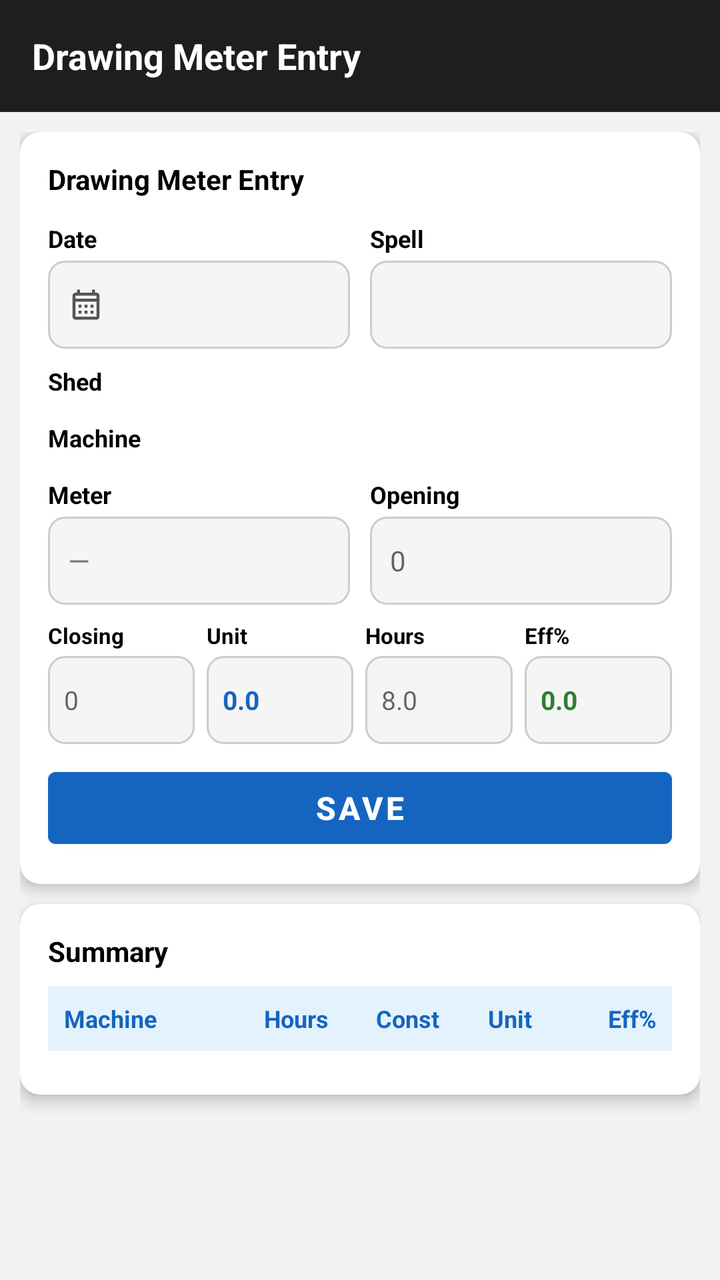
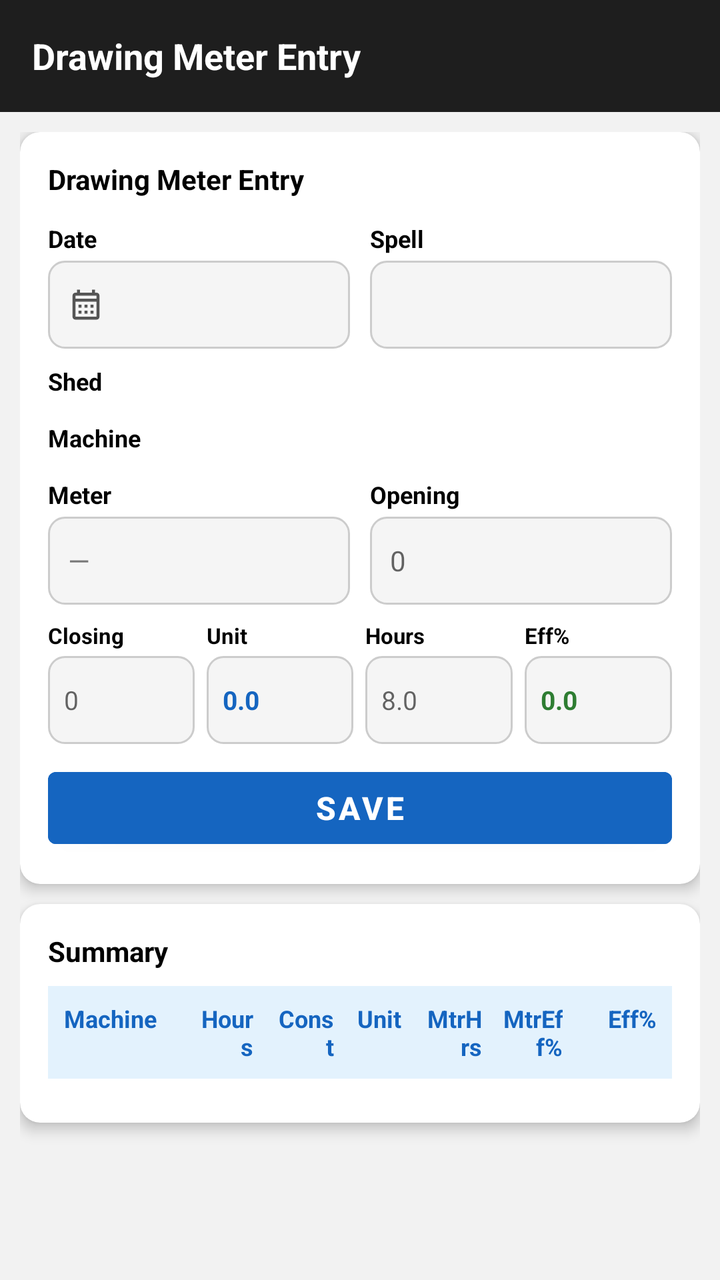

Compare the two renders of this Android layout. The source of the first and the diff that turns it into the second are given below.
<!-- AndroidManifest.xml: application theme Theme.MyHrms -->
<!-- res/layout/activity_drawing_meter_entry.xml -->
<?xml version="1.0" encoding="utf-8"?>
<LinearLayout xmlns:android="http://schemas.android.com/apk/res/android"
    xmlns:app="http://schemas.android.com/apk/res-auto"
    android:layout_width="match_parent"
    android:layout_height="match_parent"
    android:orientation="vertical"
    android:background="#F2F2F2">

    <androidx.appcompat.widget.Toolbar
        android:id="@+id/toolbar"
        android:layout_width="match_parent"
        android:layout_height="?attr/actionBarSize"
        android:background="#1E1E1E"
        app:titleTextColor="@color/white">
        <TextView
            android:layout_width="wrap_content"
            android:layout_height="wrap_content"
            android:text="Drawing Meter Entry"
            android:textColor="#FFFFFF"
            android:textSize="18sp"
            android:textStyle="bold" />
    </androidx.appcompat.widget.Toolbar>

    <androidx.core.widget.NestedScrollView
        android:layout_width="match_parent"
        android:layout_height="match_parent"
        android:fillViewport="true">

        <LinearLayout
            android:layout_width="match_parent"
            android:layout_height="wrap_content"
            android:orientation="vertical"
            android:padding="10dp">

            
            <androidx.cardview.widget.CardView
                android:layout_width="match_parent"
                android:layout_height="wrap_content"
                android:layout_marginBottom="10dp"
                app:cardCornerRadius="10dp"
                app:cardElevation="4dp"
                app:cardBackgroundColor="#FFFFFF">

                <LinearLayout
                    android:layout_width="match_parent"
                    android:layout_height="wrap_content"
                    android:orientation="vertical"
                    android:padding="14dp">

                    <TextView
                        android:layout_width="wrap_content"
                        android:layout_height="wrap_content"
                        android:text="Drawing Meter Entry"
                        android:textSize="14sp"
                        android:textStyle="bold"
                        android:textColor="#000000"
                        android:layout_marginBottom="12dp"/>

                    
                    <LinearLayout
                        android:layout_width="match_parent"
                        android:layout_height="wrap_content"
                        android:orientation="horizontal"
                        android:baselineAligned="false"
                        android:layout_marginBottom="8dp">

                        <LinearLayout
                            android:layout_width="0dp"
                            android:layout_height="wrap_content"
                            android:layout_weight="1"
                            android:orientation="vertical"
                            android:layout_marginEnd="5dp">
                            <TextView
                                android:layout_width="wrap_content"
                                android:layout_height="wrap_content"
                                android:text="Date"
                                android:textColor="#000000"
                                android:textSize="12sp"
                                android:textStyle="bold"
                                android:layout_marginBottom="3dp"/>
                            <LinearLayout
                                android:id="@+id/btnEntryDate"
                                android:layout_width="match_parent"
                                android:layout_height="44dp"
                                android:background="@drawable/bg_input_rounded_light"
                                android:gravity="center_vertical"
                                android:orientation="horizontal"
                                android:paddingStart="10dp"
                                android:paddingEnd="10dp"
                                android:clickable="true"
                                android:focusable="true">
                                <ImageView
                                    android:layout_width="18dp"
                                    android:layout_height="18dp"
                                    android:src="@drawable/ic_calendar"
                                    android:layout_marginEnd="6dp"
                                    app:tint="#555555"/>
                                <TextView
                                    android:id="@+id/tvEntryDate"
                                    android:layout_width="0dp"
                                    android:layout_height="wrap_content"
                                    android:layout_weight="1"
                                    android:textColor="#1E1E1E"
                                    android:textSize="14sp"/>
                            </LinearLayout>
                        </LinearLayout>

                        <LinearLayout
                            android:layout_width="0dp"
                            android:layout_height="wrap_content"
                            android:layout_weight="1"
                            android:orientation="vertical"
                            android:layout_marginStart="5dp">
                            <TextView
                                android:layout_width="wrap_content"
                                android:layout_height="wrap_content"
                                android:text="Spell"
                                android:textColor="#000000"
                                android:textSize="12sp"
                                android:textStyle="bold"
                                android:layout_marginBottom="3dp"/>
                            <Spinner
                                android:id="@+id/spEntrySpell"
                                android:layout_width="match_parent"
                                android:layout_height="44dp"
                                android:background="@drawable/bg_input_rounded_light"
                                android:paddingStart="10dp"
                                android:paddingEnd="10dp"/>
                        </LinearLayout>
                    </LinearLayout>

                    
                    <TextView
                        android:layout_width="wrap_content"
                        android:layout_height="wrap_content"
                        android:text="Shed"
                        android:textColor="#000000"
                        android:textSize="12sp"
                        android:textStyle="bold"
                        android:layout_marginBottom="4dp"/>

                    <HorizontalScrollView
                        android:layout_width="match_parent"
                        android:layout_height="wrap_content"
                        android:scrollbars="none"
                        android:layout_marginBottom="4dp">
                        <LinearLayout
                            android:id="@+id/llShedButtons"
                            android:layout_width="wrap_content"
                            android:layout_height="wrap_content"
                            android:orientation="horizontal"
                            android:paddingBottom="4dp"/>
                    </HorizontalScrollView>

                    <TextView
                        android:id="@+id/tvShedStatus"
                        android:layout_width="wrap_content"
                        android:layout_height="wrap_content"
                        android:text=""
                        android:textSize="12sp"
                        android:textColor="#777777"
                        android:layout_marginBottom="8dp"
                        android:visibility="gone"/>

                    
                    <TextView
                        android:layout_width="wrap_content"
                        android:layout_height="wrap_content"
                        android:text="Machine"
                        android:textColor="#000000"
                        android:textSize="12sp"
                        android:textStyle="bold"
                        android:layout_marginBottom="4dp"/>

                    <HorizontalScrollView
                        android:layout_width="match_parent"
                        android:layout_height="wrap_content"
                        android:scrollbars="none"
                        android:layout_marginBottom="4dp">
                        <LinearLayout
                            android:id="@+id/llMachineButtons"
                            android:layout_width="wrap_content"
                            android:layout_height="wrap_content"
                            android:orientation="horizontal"
                            android:paddingBottom="4dp"/>
                    </HorizontalScrollView>

                    <TextView
                        android:id="@+id/tvMachineStatus"
                        android:layout_width="wrap_content"
                        android:layout_height="wrap_content"
                        android:text=""
                        android:textSize="12sp"
                        android:textColor="#777777"
                        android:layout_marginBottom="10dp"
                        android:visibility="gone"/>

                    
                    <LinearLayout
                        android:layout_width="match_parent"
                        android:layout_height="wrap_content"
                        android:orientation="horizontal"
                        android:baselineAligned="false"
                        android:layout_marginBottom="8dp">

                        <LinearLayout
                            android:layout_width="0dp"
                            android:layout_height="wrap_content"
                            android:layout_weight="1"
                            android:orientation="vertical"
                            android:layout_marginEnd="5dp">
                            <TextView
                                android:layout_width="wrap_content"
                                android:layout_height="wrap_content"
                                android:text="Meter"
                                android:textColor="#000000"
                                android:textSize="12sp"
                                android:textStyle="bold"
                                android:layout_marginBottom="3dp"/>
                            <TextView
                                android:id="@+id/tvMeter"
                                android:layout_width="match_parent"
                                android:layout_height="44dp"
                                android:background="@drawable/bg_input_rounded_light"
                                android:paddingStart="10dp"
                                android:paddingEnd="10dp"
                                android:gravity="center_vertical"
                                android:text="—"
                                android:textColor="#777777"
                                android:textSize="14sp"/>
                        </LinearLayout>

                        <LinearLayout
                            android:layout_width="0dp"
                            android:layout_height="wrap_content"
                            android:layout_weight="1"
                            android:orientation="vertical"
                            android:layout_marginStart="5dp">
                            <TextView
                                android:layout_width="wrap_content"
                                android:layout_height="wrap_content"
                                android:text="Opening"
                                android:textColor="#000000"
                                android:textSize="12sp"
                                android:textStyle="bold"
                                android:layout_marginBottom="3dp"/>
                            <EditText
                                android:id="@+id/etOpening"
                                android:layout_width="match_parent"
                                android:layout_height="44dp"
                                android:background="@drawable/bg_input_rounded_light"
                                android:paddingStart="10dp"
                                android:paddingEnd="10dp"
                                android:inputType="number"
                                android:textColor="#000000"
                                android:textSize="14sp"
                                android:hint="0"/>
                        </LinearLayout>
                    </LinearLayout>

                    
                    <LinearLayout
                        android:layout_width="match_parent"
                        android:layout_height="wrap_content"
                        android:orientation="horizontal"
                        android:baselineAligned="false"
                        android:layout_marginBottom="8dp">

                        <LinearLayout
                            android:layout_width="0dp"
                            android:layout_height="wrap_content"
                            android:layout_weight="1"
                            android:orientation="vertical"
                            android:layout_marginEnd="3dp">
                            <TextView
                                android:layout_width="wrap_content"
                                android:layout_height="wrap_content"
                                android:text="Closing"
                                android:textColor="#000000"
                                android:textSize="11sp"
                                android:textStyle="bold"
                                android:layout_marginBottom="3dp"/>
                            <EditText
                                android:id="@+id/etClosing"
                                android:layout_width="match_parent"
                                android:layout_height="44dp"
                                android:background="@drawable/bg_input_rounded_light"
                                android:paddingStart="8dp"
                                android:paddingEnd="8dp"
                                android:inputType="number"
                                android:textColor="#000000"
                                android:textSize="13sp"
                                android:hint="0"/>
                        </LinearLayout>

                        <LinearLayout
                            android:layout_width="0dp"
                            android:layout_height="wrap_content"
                            android:layout_weight="1"
                            android:orientation="vertical"
                            android:layout_marginStart="3dp"
                            android:layout_marginEnd="3dp">
                            <TextView
                                android:layout_width="wrap_content"
                                android:layout_height="wrap_content"
                                android:text="Unit"
                                android:textColor="#000000"
                                android:textSize="11sp"
                                android:textStyle="bold"
                                android:layout_marginBottom="3dp"/>
                            <TextView
                                android:id="@+id/tvUnit"
                                android:layout_width="match_parent"
                                android:layout_height="44dp"
                                android:background="@drawable/bg_input_rounded_light"
                                android:paddingStart="8dp"
                                android:paddingEnd="8dp"
                                android:gravity="center_vertical"
                                android:text="0.0"
                                android:textColor="#1565C0"
                                android:textSize="13sp"
                                android:textStyle="bold"/>
                        </LinearLayout>

                        <LinearLayout
                            android:layout_width="0dp"
                            android:layout_height="wrap_content"
                            android:layout_weight="1"
                            android:orientation="vertical"
                            android:layout_marginStart="3dp"
                            android:layout_marginEnd="3dp">
                            <TextView
                                android:layout_width="wrap_content"
                                android:layout_height="wrap_content"
                                android:text="Hours"
                                android:textColor="#000000"
                                android:textSize="11sp"
                                android:textStyle="bold"
                                android:layout_marginBottom="3dp"/>
                            <EditText
                                android:id="@+id/etHours"
                                android:layout_width="match_parent"
                                android:layout_height="44dp"
                                android:background="@drawable/bg_input_rounded_light"
                                android:paddingStart="8dp"
                                android:paddingEnd="8dp"
                                android:inputType="numberDecimal"
                                android:textColor="#000000"
                                android:textSize="13sp"
                                android:hint="8.0"/>
                        </LinearLayout>

                        <LinearLayout
                            android:layout_width="0dp"
                            android:layout_height="wrap_content"
                            android:layout_weight="1"
                            android:orientation="vertical"
                            android:layout_marginStart="3dp">
                            <TextView
                                android:layout_width="wrap_content"
                                android:layout_height="wrap_content"
                                android:text="Eff%"
                                android:textColor="#000000"
                                android:textSize="11sp"
                                android:textStyle="bold"
                                android:layout_marginBottom="3dp"/>
                            <TextView
                                android:id="@+id/tvEff"
                                android:layout_width="match_parent"
                                android:layout_height="44dp"
                                android:background="@drawable/bg_input_rounded_light"
                                android:paddingStart="8dp"
                                android:paddingEnd="8dp"
                                android:gravity="center_vertical"
                                android:text="0.0"
                                android:textColor="#2E7D32"
                                android:textSize="13sp"
                                android:textStyle="bold"/>
                        </LinearLayout>
                    </LinearLayout>

                    
                    <Button
                        android:id="@+id/btnSave"
                        android:layout_width="match_parent"
                        android:layout_height="48dp"
                        android:text="Save"
                        android:textColor="#FFFFFF"
                        android:backgroundTint="#1565C0"
                        android:textStyle="bold"
                        android:textSize="16sp"/>

                </LinearLayout>
            </androidx.cardview.widget.CardView>

            
            <androidx.cardview.widget.CardView
                android:layout_width="match_parent"
                android:layout_height="wrap_content"
                android:layout_marginBottom="10dp"
                app:cardCornerRadius="10dp"
                app:cardElevation="4dp"
                app:cardBackgroundColor="#FFFFFF">

                <LinearLayout
                    android:layout_width="match_parent"
                    android:layout_height="wrap_content"
                    android:orientation="vertical"
                    android:padding="14dp">

                    <TextView
                        android:layout_width="wrap_content"
                        android:layout_height="wrap_content"
                        android:text="Summary"
                        android:textSize="14sp"
                        android:textStyle="bold"
                        android:textColor="#000000"
                        android:layout_marginBottom="8dp"/>

                    
                    <LinearLayout
                        android:layout_width="match_parent"
                        android:layout_height="wrap_content"
                        android:orientation="horizontal"
                        android:padding="8dp"
                        android:background="#E3F2FD"
                        android:layout_marginBottom="8dp">

                        <TextView
                            android:layout_width="0dp"
                            android:layout_height="wrap_content"
                            android:layout_weight="1.8"
                            android:text="Machine"
                            android:textColor="#1565C0"
                            android:textSize="12sp"
                            android:textStyle="bold" />

                        <TextView
                            android:layout_width="0dp"
                            android:layout_height="wrap_content"
                            android:layout_weight="1.2"
                            android:text="Hours"
                            android:textColor="#1565C0"
                            android:textSize="12sp"
                            android:textStyle="bold"
                            android:gravity="end"
                            android:paddingEnd="6dp"
                            android:paddingStart="4dp" />

                        <TextView
                            android:layout_width="0dp"
                            android:layout_height="wrap_content"
                            android:layout_weight="1.2"
                            android:text="Const"
                            android:textColor="#1565C0"
                            android:textSize="12sp"
                            android:textStyle="bold"
                            android:gravity="end"
                            android:paddingEnd="6dp"
                            android:paddingStart="4dp" />

                        <TextView
                            android:layout_width="0dp"
                            android:layout_height="wrap_content"
                            android:layout_weight="1"
                            android:text="Unit"
                            android:textColor="#1565C0"
                            android:textSize="12sp"
                            android:textStyle="bold"
                            android:gravity="end"
                            android:paddingEnd="6dp"
                            android:paddingStart="4dp" />

                        <TextView
                            android:layout_width="0dp"
                            android:layout_height="wrap_content"
                            android:layout_weight="1.2"
                            android:text="Eff%"
                            android:textColor="#1565C0"
                            android:textSize="12sp"
                            android:textStyle="bold"
                            android:gravity="end"
                            android:paddingEnd="0dp"
                            android:paddingStart="4dp" />

                    </LinearLayout>

                    <androidx.recyclerview.widget.RecyclerView
                        android:id="@+id/rvSummary"
                        android:layout_width="match_parent"
                        android:layout_height="wrap_content"
                        android:nestedScrollingEnabled="false"/>

                    <TextView
                        android:id="@+id/tvSummaryEmpty"
                        android:layout_width="match_parent"
                        android:layout_height="wrap_content"
                        android:text="No entries for this date and spell"
                        android:textColor="#777777"
                        android:textSize="13sp"
                        android:gravity="center"
                        android:padding="20dp"
                        android:visibility="gone"/>

                    <ProgressBar
                        android:id="@+id/pbSummary"
                        android:layout_width="wrap_content"
                        android:layout_height="wrap_content"
                        android:layout_gravity="center"
                        android:visibility="gone"/>

                </LinearLayout>
            </androidx.cardview.widget.CardView>

        </LinearLayout>
    </androidx.core.widget.NestedScrollView>

</LinearLayout>
<!-- resources referenced by this layout -->
<resources>
  <color name="white">#FFFFFFFF</color>
  <!-- drawable bg_input_rounded_light (drawable) -->
  <?xml version="1.0" encoding="utf-8"?>
  <shape xmlns:android="http://schemas.android.com/apk/res/android"
      android:shape="rectangle">
      <solid android:color="#F5F5F5" />
      <corners android:radius="8dp" />
      <stroke
          android:width="1dp"
          android:color="#CCCCCC" />
  </shape>
  <!-- drawable ic_calendar (drawable) -->
  <?xml version="1.0" encoding="utf-8"?>
  <vector xmlns:android="http://schemas.android.com/apk/res/android"
      android:width="24dp"
      android:height="24dp"
      android:viewportWidth="24"
      android:viewportHeight="24">
      <path
          android:fillColor="#FFFFFF"
          android:pathData="M19,4h-1V2h-2v2H8V2H6v2H5C3.89,4 3.01,4.9 3.01,6L3,20c0,1.1 0.89,2 2,2h14c1.1,0 2,-0.9 2,-2V6C21,4.9 20.1,4 19,4zM19,20H5V10h14V20zM19,8H5V6h14V8zM9,14H7v-2h2V14zM13,14h-2v-2h2V14zM17,14h-2v-2h2V14zM9,18H7v-2h2V18zM13,18h-2v-2h2V18zM17,18h-2v-2h2V18z" />
  </vector>
  <style name="Theme.MyHrms" parent="Theme.MaterialComponents.DayNight.NoActionBar">
          
          <item name="colorPrimary">@color/toolbar_dark_blue</item>
          <item name="colorPrimaryVariant">@color/toolbar_dark_blue</item>
          <item name="colorOnPrimary">@color/white</item>
          
          <item name="colorSecondary">@color/teal_200</item>
          <item name="colorSecondaryVariant">@color/teal_700</item>
          <item name="colorOnSecondary">@color/black</item>
          
          <item name="android:statusBarColor">@color/toolbar_dark_blue</item>
          
      </style>
  <color name="toolbar_dark_blue">#1B4332</color>
  <color name="teal_200">#FF03DAC5</color>
  <color name="teal_700">#FF018786</color>
  <color name="black">#FF000000</color>
</resources>

<!-- the commit's change to res/layout/activity_drawing_meter_entry.xml (unified diff, before → after) -->
@@ -380,6 +380,100 @@
                     </LinearLayout>
 
                     
+                    <LinearLayout
+                        android:id="@+id/llMeterUnits"
+                        android:layout_width="match_parent"
+                        android:layout_height="wrap_content"
+                        android:orientation="horizontal"
+                        android:baselineAligned="false"
+                        android:layout_marginBottom="8dp"
+                        android:visibility="gone">
+
+                        <LinearLayout
+                            android:layout_width="0dp"
+                            android:layout_height="wrap_content"
+                            android:layout_weight="1"
+                            android:orientation="vertical"
+                            android:layout_marginEnd="5dp">
+                            <TextView
+                                android:layout_width="wrap_content"
+                                android:layout_height="wrap_content"
+                                android:text="Meter Units"
+                                android:textColor="#000000"
+                                android:textSize="12sp"
+                                android:textStyle="bold"
+                                android:layout_marginBottom="3dp"/>
+                            <EditText
+                                android:id="@+id/etMeterUnits"
+                                android:layout_width="match_parent"
+                                android:layout_height="44dp"
+                                android:background="@drawable/bg_input_rounded_light"
+                                android:paddingStart="10dp"
+                                android:paddingEnd="10dp"
+                                android:inputType="numberDecimal"
+                                android:textColor="#000000"
+                                android:textSize="14sp"
+                                android:hint="0"/>
+                        </LinearLayout>
+
+                        <LinearLayout
+                            android:layout_width="0dp"
+                            android:layout_height="wrap_content"
+                            android:layout_weight="1"
+                            android:orientation="vertical"
+                            android:layout_marginStart="5dp">
+                            <TextView
+                                android:layout_width="wrap_content"
+                                android:layout_height="wrap_content"
+                                android:text="Calc Hours"
+                                android:textColor="#000000"
+                                android:textSize="12sp"
+                                android:textStyle="bold"
+                                android:layout_marginBottom="3dp"/>
+                            <TextView
+                                android:id="@+id/tvCalcMeter"
+                                android:layout_width="match_parent"
+                                android:layout_height="44dp"
+                                android:background="@drawable/bg_input_rounded_light"
+                                android:paddingStart="10dp"
+                                android:paddingEnd="10dp"
+                                android:gravity="center_vertical"
+                                android:text="0"
+                                android:textColor="#1565C0"
+                                android:textSize="14sp"
+                                android:textStyle="bold"/>
+                        </LinearLayout>
+
+                        <LinearLayout
+                            android:layout_width="0dp"
+                            android:layout_height="wrap_content"
+                            android:layout_weight="1"
+                            android:orientation="vertical"
+                            android:layout_marginStart="5dp">
+                            <TextView
+                                android:layout_width="wrap_content"
+                                android:layout_height="wrap_content"
+                                android:text="Eff%"
+                                android:textColor="#000000"
+                                android:textSize="12sp"
+                                android:textStyle="bold"
+                                android:layout_marginBottom="3dp"/>
+                            <TextView
+                                android:id="@+id/tvMeterEff"
+                                android:layout_width="match_parent"
+                                android:layout_height="44dp"
+                                android:background="@drawable/bg_input_rounded_light"
+                                android:paddingStart="10dp"
+                                android:paddingEnd="10dp"
+                                android:gravity="center_vertical"
+                                android:text="0.0"
+                                android:textColor="#2E7D32"
+                                android:textSize="14sp"
+                                android:textStyle="bold"/>
+                        </LinearLayout>
+                    </LinearLayout>
+
+                    
                     <Button
                         android:id="@+id/btnSave"
                         android:layout_width="match_parent"
@@ -475,6 +569,30 @@
                             android:layout_width="0dp"
                             android:layout_height="wrap_content"
                             android:layout_weight="1.2"
+                            android:text="MtrHrs"
+                            android:textColor="#1565C0"
+                            android:textSize="12sp"
+                            android:textStyle="bold"
+                            android:gravity="end"
+                            android:paddingEnd="6dp"
+                            android:paddingStart="4dp" />
+
+                        <TextView
+                            android:layout_width="0dp"
+                            android:layout_height="wrap_content"
+                            android:layout_weight="1.2"
+                            android:text="MtrEff%"
+                            android:textColor="#1565C0"
+                            android:textSize="12sp"
+                            android:textStyle="bold"
+                            android:gravity="end"
+                            android:paddingEnd="6dp"
+                            android:paddingStart="4dp" />
+
+                        <TextView
+                            android:layout_width="0dp"
+                            android:layout_height="wrap_content"
+                            android:layout_weight="1.2"
                             android:text="Eff%"
                             android:textColor="#1565C0"
                             android:textSize="12sp"
